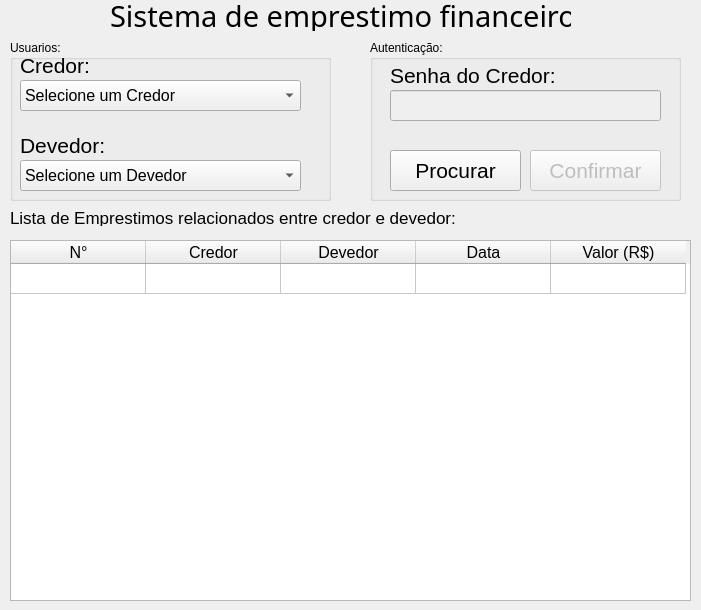
Above: Sistema Financeiro.ui from MathWintruff/SistemaFinanceiro before the change. Below: the same form after it.
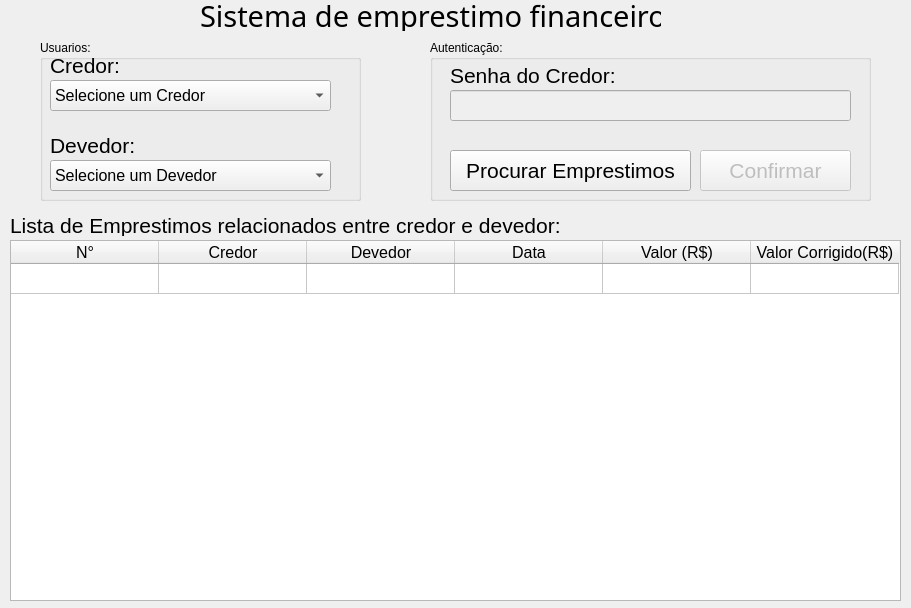
That is the form after the change. Icons and pictures are not drawn.

Commit message: Popup Window and AjustedValue added

What changed in the file:
```diff
--- a/Sistema Financeiro.ui
+++ b/Sistema Financeiro.ui
@@ -6,8 +6,8 @@
    <rect>
     <x>0</x>
     <y>0</y>
-    <width>701</width>
-    <height>610</height>
+    <width>911</width>
+    <height>608</height>
    </rect>
   </property>
   <property name="windowTitle">
@@ -21,14 +21,14 @@
    <property name="geometry">
     <rect>
      <x>10</x>
-     <y>210</y>
-     <width>451</width>
-     <height>16</height>
+     <y>215</y>
+     <width>561</width>
+     <height>21</height>
     </rect>
    </property>
    <property name="font">
     <font>
-     <pointsize>13</pointsize>
+     <pointsize>16</pointsize>
     </font>
    </property>
    <property name="text">
@@ -38,7 +38,7 @@
   <widget class="QLabel" name="label_1">
    <property name="geometry">
     <rect>
-     <x>110</x>
+     <x>200</x>
      <y>0</y>
      <width>461</width>
      <height>31</height>
@@ -59,7 +59,7 @@
     <rect>
      <x>10</x>
      <y>240</y>
-     <width>681</width>
+     <width>891</width>
      <height>361</height>
     </rect>
    </property>
@@ -84,7 +84,7 @@
     <number>100</number>
    </attribute>
    <attribute name="horizontalHeaderDefaultSectionSize">
-    <number>135</number>
+    <number>148</number>
    </attribute>
    <attribute name="verticalHeaderVisible">
     <bool>false</bool>
@@ -118,6 +118,11 @@
      <string>Valor (R$)</string>
     </property>
    </column>
+   <column>
+    <property name="text">
+     <string>Valor Corrigido(R$)</string>
+    </property>
+   </column>
    <item row="0" column="1">
     <property name="text">
      <string/>
@@ -132,7 +137,7 @@
   <widget class="QGroupBox" name="groupBox">
    <property name="geometry">
     <rect>
-     <x>10</x>
+     <x>40</x>
      <y>40</y>
      <width>321</width>
      <height>161</height>
@@ -236,9 +241,9 @@
   <widget class="QGroupBox" name="groupBox_2">
    <property name="geometry">
     <rect>
-     <x>370</x>
+     <x>430</x>
      <y>40</y>
-     <width>311</width>
+     <width>441</width>
      <height>161</height>
     </rect>
    </property>
@@ -251,9 +256,9 @@
     </property>
     <property name="geometry">
      <rect>
-      <x>160</x>
+      <x>270</x>
       <y>110</y>
-      <width>131</width>
+      <width>151</width>
       <height>41</height>
      </rect>
     </property>
@@ -292,7 +297,7 @@
      <rect>
       <x>20</x>
       <y>50</y>
-      <width>271</width>
+      <width>401</width>
       <height>31</height>
      </rect>
     </property>
@@ -310,7 +315,7 @@
      <rect>
       <x>20</x>
       <y>110</y>
-      <width>131</width>
+      <width>241</width>
       <height>41</height>
      </rect>
     </property>
@@ -320,7 +325,7 @@
      </font>
     </property>
     <property name="text">
-     <string>Procurar</string>
+     <string>Procurar Emprestimos</string>
     </property>
    </widget>
   </widget>
```
The commit also changes 5 other files.
